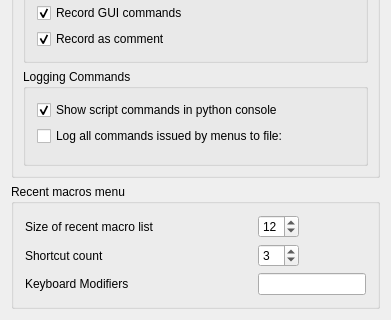
This is src/Gui/DlgSettingsMacro.ui in southseact-3d/fcd as Qt 5 draws it before an edit; both pictures show x 0 to 391 and y 190 to 510 of the 391 by 510 pixel window. The edited form follows.
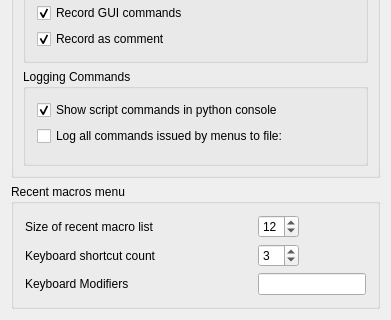
This is the edited form. Custom widgets are drawn as their Qt base class.

Commit message: Gui: use expresion 'keyboard shortcut' to avoid incorrect translation

```diff
--- a/src/Gui/DlgSettingsMacro.ui
+++ b/src/Gui/DlgSettingsMacro.ui
@@ -282,7 +282,7 @@
      <item row="1" column="0">
       <widget class="QLabel" name="recentMacroListShortcutCountLabel">
        <property name="text">
-        <string>Shortcut count</string>
+        <string>Keyboard shortcut count</string>
        </property>
       </widget>
      </item>
```
The commit also changes 4 other files.
